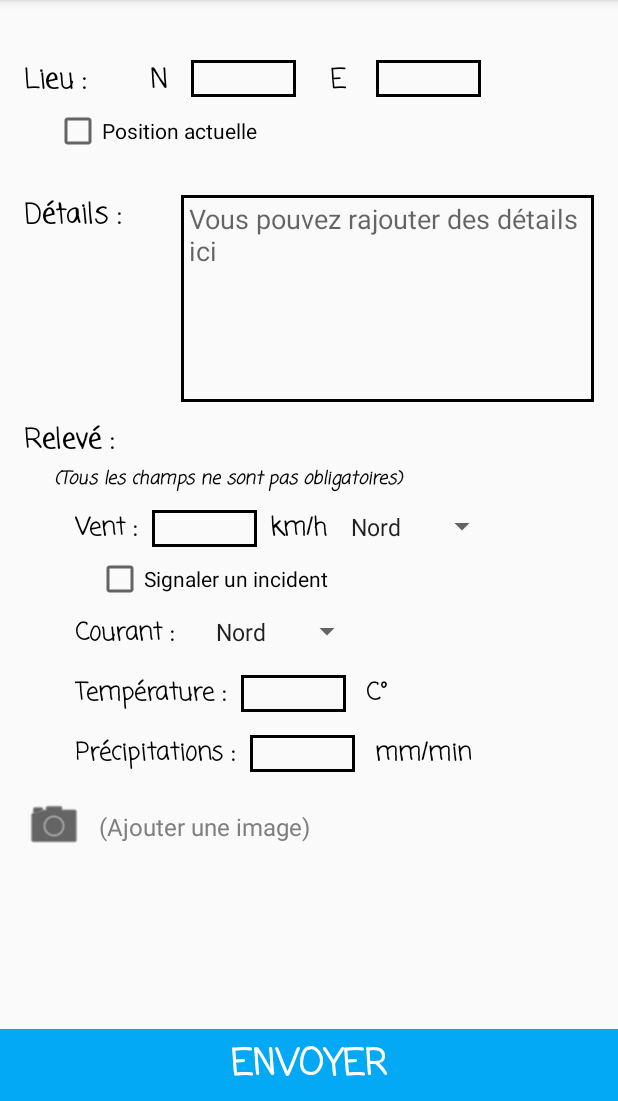
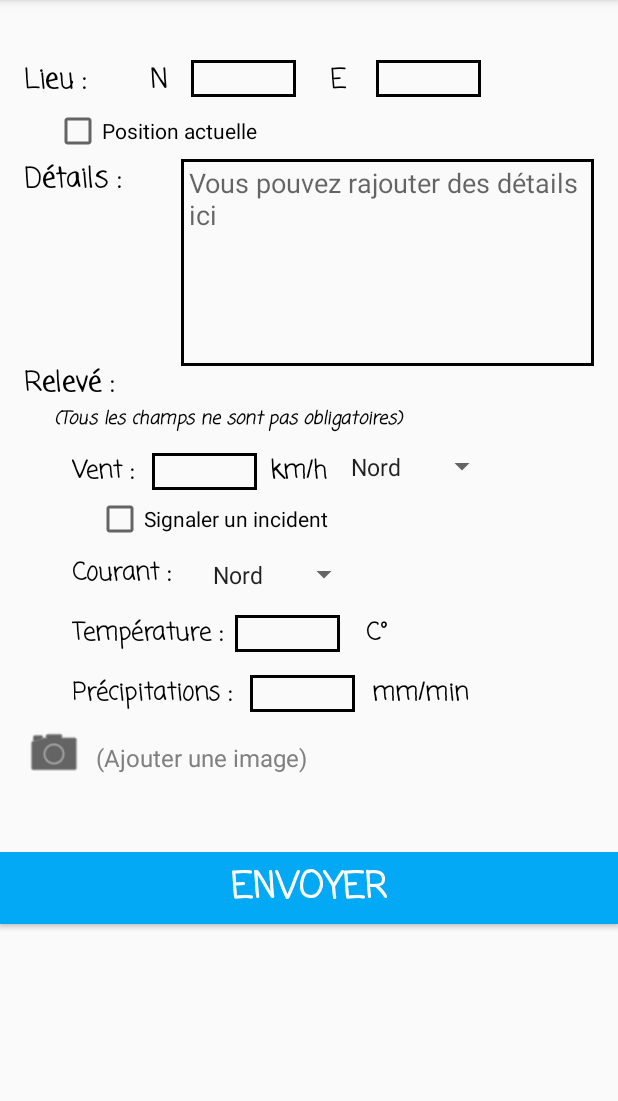
Before and after one commit to LanouxNicolas/IHM_TD4_Bateaux, an Android app: the Post screen opened through its navigation route, on a phone screen of 412 x 824 dp, the part 135-1236 px from its top. Run offline under Robolectric (Android 15) with nearby library versions, the phone set to English and light mode, and no system bars.

Commit message:
fix display envoyer

```diff
--- a/app/src/main/java/com/ihm/seawatch/activities/MainActivity.java
+++ b/app/src/main/java/com/ihm/seawatch/activities/MainActivity.java
@@ -16,7 +16,6 @@ public class MainActivity extends AppCompatActivity {
         setContentView(R.layout.activity_main);
         Toolbar toolbar = findViewById(R.id.toolbar);
         setSupportActionBar(toolbar);
-
     }
 
     @Override
--- /dev/null
+++ b/app/src/main/java/com/ihm/seawatch/fragments/Toolbar.java
@@ -0,0 +1,31 @@
+package com.ihm.seawatch.fragments;
+
+import android.os.Bundle;
+import android.view.LayoutInflater;
+import android.view.View;
+import android.view.ViewGroup;
+
+import androidx.annotation.NonNull;
+import androidx.fragment.app.Fragment;
+import androidx.navigation.fragment.NavHostFragment;
+
+import com.example.myapplication.R;
+
+public class Toolbar extends Fragment {
+    @Override
+    public View onCreateView(LayoutInflater inflater, ViewGroup container, Bundle savedInstanceState) {
+        return inflater.inflate(R.layout.toolbar, container, false);
+    }
+
+    public void onViewCreated(@NonNull View view, Bundle savedInstanceState) {
+        super.onViewCreated(view, savedInstanceState);
+
+        view.findViewById(R.id.AppName).setOnClickListener(new View.OnClickListener() {
+            @Override
+            public void onClick(View view) {
+                NavHostFragment.findNavController(Toolbar.this)
+                        .navigate(R.id.action_FifthFragment_to_FirstFragment);
+            }
+        });
+    }
+}
--- a/app/src/main/res/layout/fragment_post.xml
+++ b/app/src/main/res/layout/fragment_post.xml
@@ -92,8 +92,10 @@
         android:textStyle="bold"
         app:layout_constraintBottom_toBottomOf="parent"
         app:layout_constraintEnd_toEndOf="parent"
-        app:layout_constraintHorizontal_bias="0.498"
-        app:layout_constraintStart_toStartOf="parent" />
+        app:layout_constraintHorizontal_bias="0.0"
+        app:layout_constraintStart_toStartOf="parent"
+        app:layout_constraintTop_toBottomOf="@+id/cameraBtn"
+        app:layout_constraintVertical_bias="0.281" />
 
     <CheckBox
         android:id="@+id/positionActuelle"
@@ -106,24 +108,11 @@
         app:layout_constraintStart_toStartOf="parent"
         app:layout_constraintTop_toTopOf="parent" />
 
-    <TextView
-        android:id="@+id/post_details"
-        android:text="@string/Details"
-        android:layout_width="wrap_content"
-        android:layout_height="wrap_content"
-        android:layout_marginStart="16dp"
-        android:layout_marginTop="220dp"
-        android:fontFamily="casual"
-        android:textColor="@color/design_default_color_on_secondary"
-        android:textSize="18sp"
-        android:textStyle="bold"
-        app:layout_constraintStart_toStartOf="parent"
-        app:layout_constraintTop_toTopOf="parent" />
     <EditText
         android:id="@+id/detail_input"
         android:layout_width="275sp"
         android:layout_height="wrap_content"
-        android:layout_marginTop="220dp"
+        android:layout_marginTop="196dp"
         android:layout_marginEnd="16dp"
         android:background="@drawable/border"
         android:ems="10"
@@ -132,8 +121,8 @@
         android:importantForAutofill="no"
         android:inputType="textMultiLine"
         android:lines="6"
+        android:maxLines="6"
         android:minLines="6"
-        android:maxLines="6"
         android:paddingStart="5sp"
         android:paddingTop="3sp"
         android:paddingEnd="5sp"
@@ -142,14 +131,15 @@
         android:textSize="18sp"
         app:layout_constraintEnd_toEndOf="parent"
         app:layout_constraintTop_toTopOf="parent" />
+
     <TextView
-        android:id="@+id/post_releve"
-        android:text="@string/Releve"
+        android:id="@+id/post_details"
         android:layout_width="wrap_content"
         android:layout_height="wrap_content"
         android:layout_marginStart="16dp"
-        android:layout_marginTop="370dp"
+        android:layout_marginTop="196dp"
         android:fontFamily="casual"
+        android:text="@string/Details"
         android:textColor="@color/design_default_color_on_secondary"
         android:textSize="18sp"
         android:textStyle="bold"
@@ -157,26 +147,111 @@
         app:layout_constraintTop_toTopOf="parent" />
 
     <TextView
-        android:id="@+id/post_hint1"
-        android:layout_width="260dp"
+        android:id="@+id/post_releve"
+        android:layout_width="wrap_content"
         android:layout_height="wrap_content"
-        android:layout_marginStart="36dp"
-        android:layout_marginTop="400dp"
+        android:layout_marginStart="16dp"
+        android:layout_marginTop="332dp"
         android:fontFamily="casual"
-        android:text="@string/Tous"
+        android:text="@string/Releve"
         android:textColor="@color/design_default_color_on_secondary"
-        android:textSize="12sp"
-        android:textStyle="bold|italic"
+        android:textSize="18sp"
+        android:textStyle="bold"
         app:layout_constraintStart_toStartOf="parent"
         app:layout_constraintTop_toTopOf="parent" />
+
+    <EditText
+        android:id="@+id/input_precipitations"
+        android:layout_width="70dp"
+        android:layout_height="wrap_content"
+        android:layout_marginStart="12dp"
+        android:layout_marginTop="540dp"
+        android:background="@drawable/border"
+        android:ems="10"
+        android:importantForAutofill="no"
+        android:inputType="numberDecimal"
+        android:labelFor="@+id/input_precipitations"
+        android:paddingStart="2sp"
+        android:paddingEnd="2sp"
+        app:layout_constraintStart_toEndOf="@+id/post_precipitations"
+        app:layout_constraintTop_toTopOf="parent" />
+
+    <EditText
+        android:id="@+id/input_temperature"
+        android:layout_width="70dp"
+        android:layout_height="wrap_content"
+        android:layout_marginStart="8dp"
+        android:layout_marginTop="500dp"
+        android:background="@drawable/border"
+        android:ems="10"
+        android:importantForAutofill="no"
+        android:inputType="numberDecimal"
+        android:labelFor="@+id/input_temperature"
+        android:paddingStart="2sp"
+        android:paddingEnd="2sp"
+        app:layout_constraintStart_toEndOf="@+id/post_temperature"
+        app:layout_constraintTop_toTopOf="parent" />
+
     <TextView
-        android:id="@+id/post_vent"
+        android:id="@+id/post_mm"
         android:layout_width="wrap_content"
         android:layout_height="wrap_content"
-        android:layout_marginStart="50dp"
-        android:layout_marginTop="430dp"
+        android:layout_marginStart="248dp"
+        android:layout_marginTop="540dp"
         android:fontFamily="casual"
-        android:text="@string/mapDetailVent"
+        android:text="@string/MM"
+        android:textColor="@color/design_default_color_on_secondary"
+        android:textSize="16sp"
+        android:textStyle="bold"
+        app:layout_constraintStart_toStartOf="parent"
+        app:layout_constraintTop_toTopOf="parent" />
+
+    <Spinner
+        android:id="@+id/post_spinner2"
+        android:layout_width="wrap_content"
+        android:layout_height="34sp"
+        android:layout_marginStart="20dp"
+        android:layout_marginTop="456dp"
+        android:dropDownWidth="match_parent"
+        android:entries="@array/windDirection"
+        android:spinnerMode="dropdown"
+        app:layout_constraintStart_toEndOf="@+id/post_corant"
+        app:layout_constraintTop_toTopOf="parent" />
+
+    <TextView
+        android:id="@+id/post_temperature"
+        android:layout_width="wrap_content"
+        android:layout_height="wrap_content"
+        android:layout_marginStart="48dp"
+        android:layout_marginTop="500dp"
+        android:fontFamily="casual"
+        android:text="@string/Temp"
+        android:textColor="@color/design_default_color_on_secondary"
+        android:textSize="16sp"
+        android:textStyle="bold"
+        app:layout_constraintStart_toStartOf="parent"
+        app:layout_constraintTop_toTopOf="parent" />
+
+    <Spinner
+        android:id="@+id/post_spinner1"
+        android:layout_width="wrap_content"
+        android:layout_height="34sp"
+        android:layout_marginStart="8dp"
+        android:layout_marginTop="384dp"
+        android:dropDownWidth="match_parent"
+        android:entries="@array/windDirection"
+        android:spinnerMode="dropdown"
+        app:layout_constraintStart_toEndOf="@+id/post_km"
+        app:layout_constraintTop_toTopOf="parent" />
+
+    <TextView
+        android:id="@+id/post_km"
+        android:layout_width="wrap_content"
+        android:layout_height="wrap_content"
+        android:layout_marginStart="180dp"
+        android:layout_marginTop="392dp"
+        android:fontFamily="casual"
+        android:text="@string/KM"
         android:textColor="@color/design_default_color_on_secondary"
         android:textSize="16sp"
         android:textStyle="bold"
@@ -187,8 +262,8 @@
         android:id="@+id/input_vent"
         android:layout_width="70dp"
         android:layout_height="wrap_content"
-        android:layout_marginStart="10dp"
-        android:layout_marginTop="430dp"
+        android:layout_marginStart="12dp"
+        android:layout_marginTop="392dp"
         android:background="@drawable/border"
         android:ems="10"
         android:importantForAutofill="no"
@@ -200,47 +275,11 @@
         app:layout_constraintTop_toTopOf="parent" />
 
     <TextView
-        android:id="@+id/post_km"
-        android:layout_width="wrap_content"
-        android:layout_height="wrap_content"
-        android:layout_marginStart="180dp"
-        android:layout_marginTop="430dp"
-        android:fontFamily="casual"
-        android:text="@string/KM"
-        android:textColor="@color/design_default_color_on_secondary"
-        android:textSize="16sp"
-        android:textStyle="bold"
-        app:layout_constraintStart_toStartOf="parent"
-        app:layout_constraintTop_toTopOf="parent" />
-
-    <Spinner
-        android:id="@+id/post_spinner1"
-        android:layout_width="wrap_content"
-        android:layout_height="34sp"
-        android:layout_marginStart="8dp"
-        android:layout_marginTop="424dp"
-        android:dropDownWidth="match_parent"
-        android:entries="@array/windDirection"
-        android:spinnerMode="dropdown"
-        app:layout_constraintStart_toEndOf="@+id/post_km"
-        app:layout_constraintTop_toTopOf="parent" />
-
-    <CheckBox
-        android:id="@+id/Signaler"
-        android:layout_width="wrap_content"
-        android:layout_height="wrap_content"
-        android:layout_marginTop="460dp"
-        android:text="@string/Signaler"
-        app:layout_constraintEnd_toEndOf="parent"
-        app:layout_constraintHorizontal_bias="0.248"
-        app:layout_constraintStart_toStartOf="parent"
-        app:layout_constraintTop_toTopOf="parent" />
-    <TextView
         android:id="@+id/post_corant"
         android:layout_width="wrap_content"
         android:layout_height="wrap_content"
-        android:layout_marginStart="50dp"
-        android:layout_marginTop="500dp"
+        android:layout_marginStart="48dp"
+        android:layout_marginTop="460dp"
         android:fontFamily="casual"
         android:text="@string/Courant"
         android:textColor="@color/design_default_color_on_secondary"
@@ -249,46 +288,18 @@
         app:layout_constraintStart_toStartOf="parent"
         app:layout_constraintTop_toTopOf="parent" />
 
-    <Spinner
-        android:id="@+id/post_spinner2"
-        android:layout_width="wrap_content"
-        android:layout_height="34sp"
-        android:layout_marginStart="20dp"
-        android:layout_marginTop="494dp"
-        android:dropDownWidth="match_parent"
-        android:entries="@array/windDirection"
-        android:spinnerMode="dropdown"
-        app:layout_constraintStart_toEndOf="@+id/post_corant"
-        app:layout_constraintTop_toTopOf="parent" />
-
     <TextView
-        android:id="@+id/post_temperature"
+        android:id="@+id/post_vent"
         android:layout_width="wrap_content"
         android:layout_height="wrap_content"
-        android:layout_marginStart="50dp"
-        android:layout_marginTop="540dp"
+        android:layout_marginStart="48dp"
+        android:layout_marginTop="392dp"
         android:fontFamily="casual"
-        android:text="@string/Temp"
+        android:text="@string/mapDetailVent"
         android:textColor="@color/design_default_color_on_secondary"
         android:textSize="16sp"
         android:textStyle="bold"
         app:layout_constraintStart_toStartOf="parent"
-        app:layout_constraintTop_toTopOf="parent" />
-
-    <EditText
-        android:id="@+id/input_temperature"
-        android:layout_width="70dp"
-        android:layout_height="wrap_content"
-        android:layout_marginStart="10dp"
-        android:layout_marginTop="540dp"
-        android:background="@drawable/border"
-        android:ems="10"
-        android:importantForAutofill="no"
-        android:inputType="numberDecimal"
-        android:labelFor="@+id/input_temperature"
-        android:paddingStart="2sp"
-        android:paddingEnd="2sp"
-        app:layout_constraintStart_toEndOf="@+id/post_temperature"
         app:layout_constraintTop_toTopOf="parent" />
 
     <TextView
@@ -296,7 +307,7 @@
         android:layout_width="wrap_content"
         android:layout_height="wrap_content"
         android:layout_marginStart="244dp"
-        android:layout_marginTop="540dp"
+        android:layout_marginTop="500dp"
         android:fontFamily="casual"
         android:text="@string/Celsius"
         android:textColor="@color/design_default_color_on_secondary"
@@ -305,12 +316,23 @@
         app:layout_constraintStart_toStartOf="parent"
         app:layout_constraintTop_toTopOf="parent" />
 
+    <CheckBox
+        android:id="@+id/Signaler"
+        android:layout_width="wrap_content"
+        android:layout_height="wrap_content"
+        android:layout_marginTop="420dp"
+        android:text="@string/Signaler"
+        app:layout_constraintEnd_toEndOf="parent"
+        app:layout_constraintHorizontal_bias="0.248"
+        app:layout_constraintStart_toStartOf="parent"
+        app:layout_constraintTop_toTopOf="parent" />
+
     <TextView
         android:id="@+id/post_precipitations"
         android:layout_width="wrap_content"
         android:layout_height="wrap_content"
-        android:layout_marginStart="50dp"
-        android:layout_marginTop="580dp"
+        android:layout_marginStart="48dp"
+        android:layout_marginTop="540dp"
         android:fontFamily="casual"
         android:text="@string/Precipitation"
         android:textColor="@color/design_default_color_on_secondary"
@@ -319,33 +341,17 @@
         app:layout_constraintStart_toStartOf="parent"
         app:layout_constraintTop_toTopOf="parent" />
 
-    <EditText
-        android:id="@+id/input_precipitations"
-        android:layout_width="70dp"
+    <TextView
+        android:id="@+id/post_hint1"
+        android:layout_width="260dp"
         android:layout_height="wrap_content"
-        android:layout_marginStart="10dp"
-        android:layout_marginTop="580dp"
-        android:background="@drawable/border"
-        android:ems="10"
-        android:importantForAutofill="no"
-        android:inputType="numberDecimal"
-        android:labelFor="@+id/input_precipitations"
-        android:paddingStart="2sp"
-        android:paddingEnd="2sp"
-        app:layout_constraintStart_toEndOf="@+id/post_precipitations"
-        app:layout_constraintTop_toTopOf="parent" />
-
-    <TextView
-        android:id="@+id/post_mm"
-        android:layout_width="wrap_content"
-        android:layout_height="wrap_content"
-        android:layout_marginStart="250dp"
-        android:layout_marginTop="580dp"
+        android:layout_marginStart="36dp"
+        android:layout_marginTop="360dp"
         android:fontFamily="casual"
-        android:text="@string/MM"
+        android:text="@string/Tous"
         android:textColor="@color/design_default_color_on_secondary"
-        android:textSize="16sp"
-        android:textStyle="bold"
+        android:textSize="12sp"
+        android:textStyle="bold|italic"
         app:layout_constraintStart_toStartOf="parent"
         app:layout_constraintTop_toTopOf="parent" />
 
@@ -354,7 +360,7 @@
         android:layout_width="40dp"
         android:layout_height="40dp"
         android:layout_marginStart="16dp"
-        android:layout_marginTop="620dp"
+        android:layout_marginTop="572dp"
         android:background="@android:drawable/ic_menu_camera"
         android:backgroundTint="@color/design_default_color_on_secondary"
         app:layout_constraintStart_toStartOf="parent"
@@ -364,8 +370,8 @@
         android:id="@+id/post_picName"
         android:layout_width="wrap_content"
         android:layout_height="wrap_content"
-        android:layout_marginStart="10dp"
-        android:layout_marginTop="630dp"
+        android:layout_marginStart="8dp"
+        android:layout_marginTop="584dp"
         android:text="@string/CameraHint"
         android:textColor="@android:color/tertiary_text_light"
         android:textSize="16sp"
@@ -376,8 +382,8 @@
         android:id="@+id/bitMap"
         android:layout_width="60dp"
         android:layout_height="60dp"
-        android:layout_marginStart="10dp"
-        android:layout_marginTop="620dp"
+        android:layout_marginStart="12dp"
+        android:layout_marginTop="572dp"
         android:contentDescription="@string/image"
         app:layout_constraintStart_toEndOf="@+id/post_picName"
         app:layout_constraintTop_toTopOf="parent" />
--- a/app/src/main/res/navigation/nav_graph.xml
+++ b/app/src/main/res/navigation/nav_graph.xml
@@ -59,4 +59,16 @@
             app:destination="@id/SecondFragment" />
     </fragment>
 
+    <!--  Toolbar  -->
+    <fragment
+        android:id="@+id/FifthFragment"
+        android:name="com.ihm.seawatch.fragments.Toolbar"
+        android:label=""
+        tools:layout="@layout/toolbar">
+
+        <action
+            android:id="@+id/action_FifthFragment_to_FirstFragment"
+            app:destination="@id/FirstFragment" />
+    </fragment>
+
 </navigation>
--- a/app/src/main/res/values/strings.xml
+++ b/app/src/main/res/values/strings.xml
@@ -33,7 +33,7 @@
 
     <!--  MapDetail Page Strings  -->
     <string name="mapDetailReturn">Retour à la carte</string>
-    <string name="mapDetailTitle">Alerte mééeo</string>
+    <string name="mapDetailTitle">Alerte météo</string>
     <string name="mapDetailDetails">Détails :</string>
     <string name="mapDetailDernierReleve">Dernier relevé :</string>
     <string name="mapDetailVent">Vent :</string>
--- a/app/src/main/res/values/styles.xml
+++ b/app/src/main/res/values/styles.xml
@@ -1,7 +1,7 @@
 <resources>
 
     <!-- Base application theme. -->
-    <style name="AppTheme" parent="Theme.AppCompat.Light.DarkActionBar">
+    <style name="AppTheme" parent="Base.Theme.AppCompat.Light.DarkActionBar">
         <!-- Customize your theme here. -->
         <item name="colorPrimary">@color/colorPrimary</item>
         <item name="colorPrimaryDark">@color/colorPrimaryDark</item>
```
